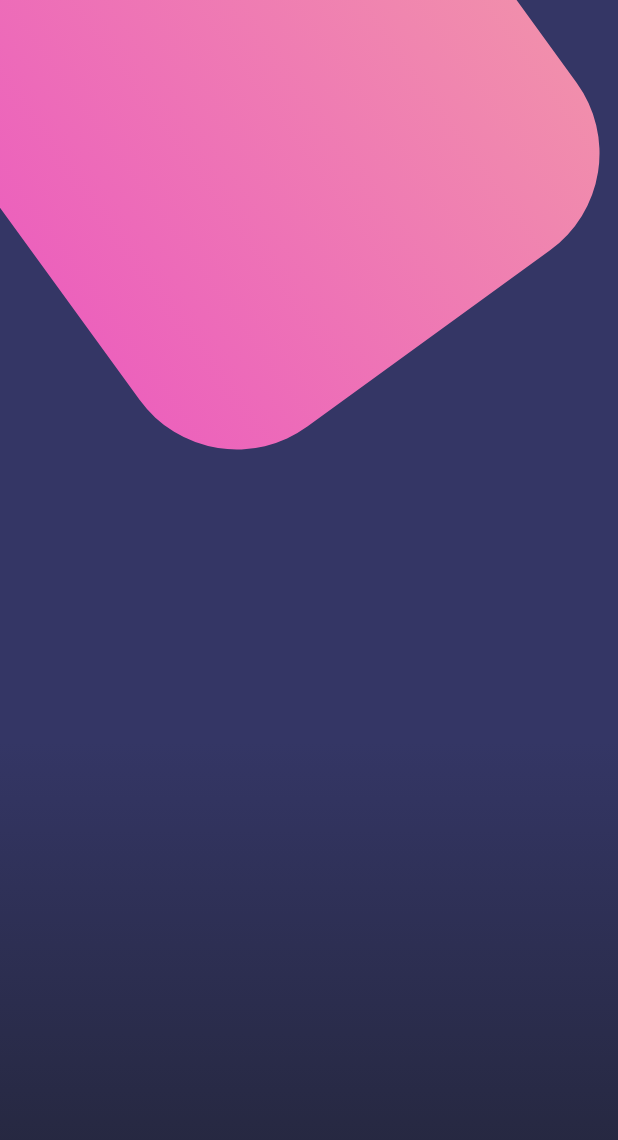
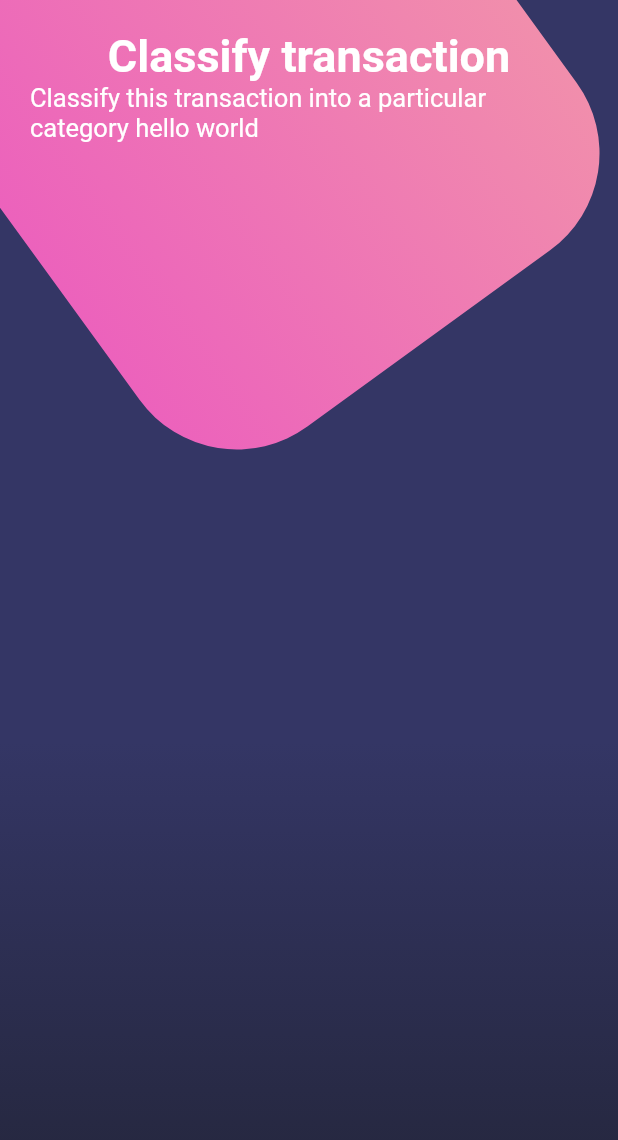
Before and after one commit to QuantumInformatik/disenos-app, a Flutter app: the screen it shows after launch, on a phone screen of 412 x 824 dp. Shown: the top 1140 px of the screen. Run offline on Flutter 3.47's test engine with Material 2 defaults, Android fonts, the phone set to English and light mode, and no system bars.

```diff
--- a/lib/main.dart
+++ b/lib/main.dart
@@ -2,12 +2,18 @@ import 'package:disenos_app/src/screens/BasicoScreen.dart';
 import 'package:disenos_app/src/screens/BotonesScreen.dart';
 import 'package:disenos_app/src/screens/ScrollScreen.dart';
 import 'package:flutter/material.dart';
+import 'package:flutter/services.dart';
 
 void main() => runApp(MyApp());
 
 class MyApp extends StatelessWidget {
   @override
   Widget build(BuildContext context) {
+
+    SystemChrome.setSystemUIOverlayStyle(
+      SystemUiOverlayStyle.light
+    );
+
     return MaterialApp(
       debugShowCheckedModeBanner: false,
       title: 'diseños',
--- a/lib/src/screens/BotonesScreen.dart
+++ b/lib/src/screens/BotonesScreen.dart
@@ -8,8 +8,38 @@ class BotonesScreen extends StatelessWidget {
     return Scaffold(
       body: Stack(
         children: [
-          _fondoApp()
+          _fondoApp(),
+          SingleChildScrollView(
+            child: Column(
+              children: [
+                _titulos()
+              ],
+            ),
+          )
         ],
+      ),
+    );
+  }
+
+  Widget _titulos(){
+    return SafeArea(
+      child: Container(
+        padding: EdgeInsets.all(20.0),
+        child: Column(
+          crossAxisAlignment: CrossAxisAlignment.center,
+          children: [
+            Text('Classify transaction', style: TextStyle(
+                color: Colors.white,
+                fontSize: 30.0,
+                fontWeight: FontWeight.bold),
+            ),
+            Text('Classify this transaction into a particular category hello world',
+              style: TextStyle(
+                color: Colors.white,
+                fontSize: 17.0,),
+            )
+          ],
+        ),
       ),
     );
   }
```
